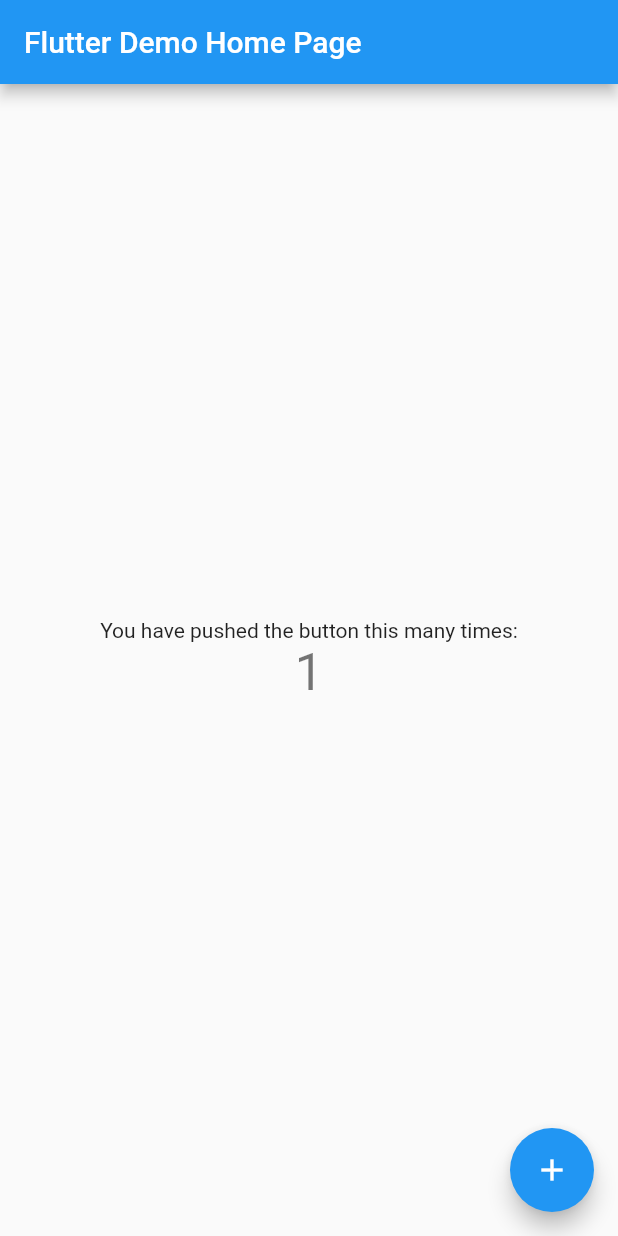
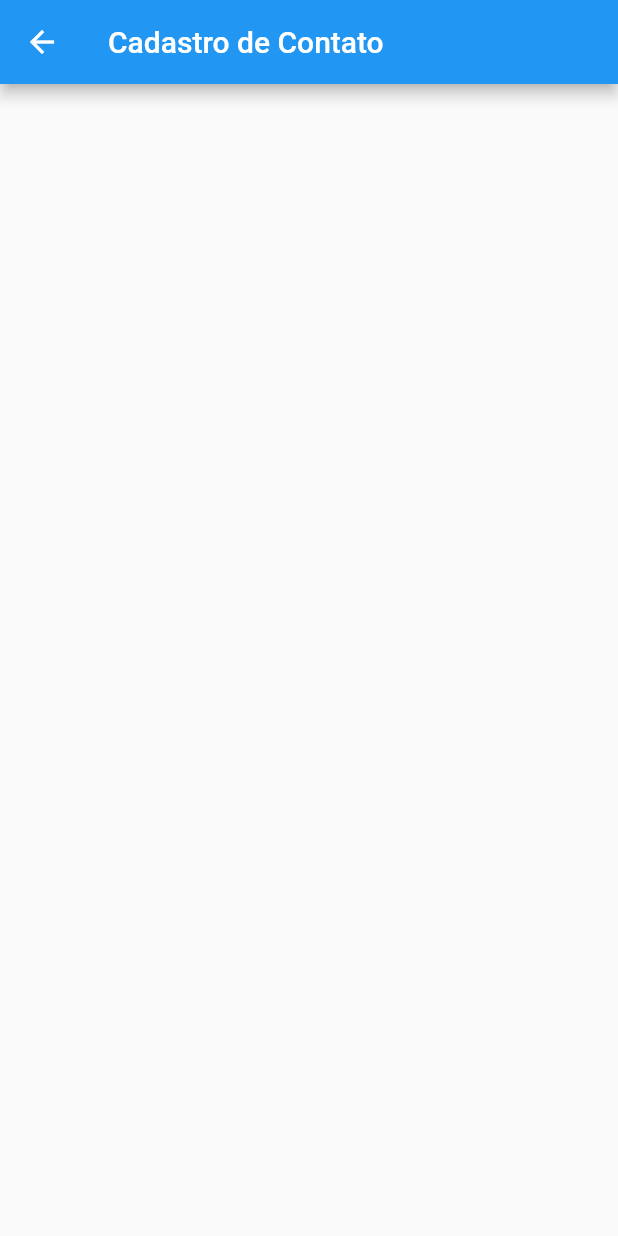
Before and after one commit to josuelfeitosa/agenda_flutter, a Flutter app: the screen it shows after launch, after a tap on the "add" icon, on a phone screen of 412 x 824 dp. Run offline on Flutter 3.47's test engine with Material 2 defaults, Android fonts, the phone set to English and light mode, and no system bars.

Commit message:
Criação das rotas

```diff
--- a/lib/app/my_app.dart
+++ b/lib/app/my_app.dart
@@ -1,27 +1,23 @@
-import 'package:crud_agenda/app/view/my_home_page.dart';
+import 'package:crud_agenda/app/view/contact_form.dart';
+import 'package:crud_agenda/app/view/contact_list.dart';
 import 'package:flutter/material.dart';
 
 class MyApp extends StatelessWidget {
   const MyApp({super.key});
-
+  static const HOME = '/';
+  static const CONTACT_FORM = 'contact-form';
   // This widget is the root of your application.
   @override
   Widget build(BuildContext context) {
     return MaterialApp(
       title: 'Flutter Demo',
       theme: ThemeData(
-        // This is the theme of your application.
-        //
-        // Try running your application with "flutter run". You'll see the
-        // application has a blue toolbar. Then, without quitting the app, try
-        // changing the primarySwatch below to Colors.green and then invoke
-        // "hot reload" (press "r" in the console where you ran "flutter run",
-        // or simply save your changes to "hot reload" in a Flutter IDE).
-        // Notice that the counter didn't reset back to zero; the application
-        // is not restarted.
         primarySwatch: Colors.blue,
       ),
-      home: const MyHomePage(title: 'Flutter Demo Home Page'),
+      routes: {
+        HOME: (context) => ContactList(),
+        CONTACT_FORM: (context) => ContactForm(),
+      },
     );
   }
 }
--- /dev/null
+++ b/lib/app/view/contact_form.dart
@@ -0,0 +1,14 @@
+import 'package:flutter/material.dart';
+
+class ContactForm extends StatelessWidget {
+  const ContactForm({super.key});
+
+  @override
+  Widget build(BuildContext context) {
+    return Scaffold(
+      appBar: AppBar(
+        title: Text('Cadastro de Contato'),
+      ),
+    );
+  }
+}
--- /dev/null
+++ b/lib/app/view/contact_list.dart
@@ -0,0 +1,24 @@
+import 'package:crud_agenda/app/my_app.dart';
+import 'package:flutter/material.dart';
+
+class ContactList extends StatelessWidget {
+  const ContactList({super.key});
+
+  @override
+  Widget build(BuildContext context) {
+    return Scaffold(
+      appBar: AppBar(
+        title: Text('Lista de Contatos'),
+        actions: [
+          IconButton(
+            onPressed: () {
+              Navigator.of(context).pushNamed(MyApp.CONTACT_FORM);
+            },
+            icon: Icon(Icons.add),
+          )
+        ],
+      ),
+      body: ListView(),
+    );
+  }
+}
--- a/lib/app/view/my_home_page.dart
+++ /dev/null
@@ -1,86 +0,0 @@
-import 'package:flutter/material.dart';
-
-class MyHomePage extends StatefulWidget {
-  const MyHomePage({super.key, required this.title});
-
-  // This widget is the home page of your application. It is stateful, meaning
-  // that it has a State object (defined below) that contains fields that affect
-  // how it looks.
-
-  // This class is the configuration for the state. It holds the values (in this
-  // case the title) provided by the parent (in this case the App widget) and
-  // used by the build method of the State. Fields in a Widget subclass are
-  // always marked "final".
-
-  final String title;
-
-  @override
-  State<MyHomePage> createState() => _MyHomePageState();
-}
-
-class _MyHomePageState extends State<MyHomePage> {
-  int _counter = 0;
-
-  void _incrementCounter() {
-    setState(() {
-      // This call to setState tells the Flutter framework that something has
-      // changed in this State, which causes it to rerun the build method below
-      // so that the display can reflect the updated values. If we changed
-      // _counter without calling setState(), then the build method would not be
-      // called again, and so nothing would appear to happen.
-      _counter++;
-    });
-  }
-
-  @override
-  Widget build(BuildContext context) {
-    // This method is rerun every time setState is called, for instance as done
-    // by the _incrementCounter method above.
-    //
-    // The Flutter framework has been optimized to make rerunning build methods
-    // fast, so that you can just rebuild anything that needs updating rather
-    // than having to individually change instances of widgets.
-    return Scaffold(
-      appBar: AppBar(
-        // Here we take the value from the MyHomePage object that was created by
-        // the App.build method, and use it to set our appbar title.
-        title: Text(widget.title),
-      ),
-      body: Center(
-        // Center is a layout widget. It takes a single child and positions it
-        // in the middle of the parent.
-        child: Column(
-          // Column is also a layout widget. It takes a list of children and
-          // arranges them vertically. By default, it sizes itself to fit its
-          // children horizontally, and tries to be as tall as its parent.
-          //
-          // Invoke "debug painting" (press "p" in the console, choose the
-          // "Toggle Debug Paint" action from the Flutter Inspector in Android
-          // Studio, or the "Toggle Debug Paint" command in Visual Studio Code)
-          // to see the wireframe for each widget.
-          //
-          // Column has various properties to control how it sizes itself and
-          // how it positions its children. Here we use mainAxisAlignment to
-          // center the children vertically; the main axis here is the vertical
-          // axis because Columns are vertical (the cross axis would be
-          // horizontal).
-          mainAxisAlignment: MainAxisAlignment.center,
-          children: <Widget>[
-            const Text(
-              'You have pushed the button this many times:',
-            ),
-            Text(
-              '$_counter',
-              style: Theme.of(context).textTheme.headline4,
-            ),
-          ],
-        ),
-      ),
-      floatingActionButton: FloatingActionButton(
-        onPressed: _incrementCounter,
-        tooltip: 'Increment',
-        child: const Icon(Icons.add),
-      ), // This trailing comma makes auto-formatting nicer for build methods.
-    );
-  }
-}
```
